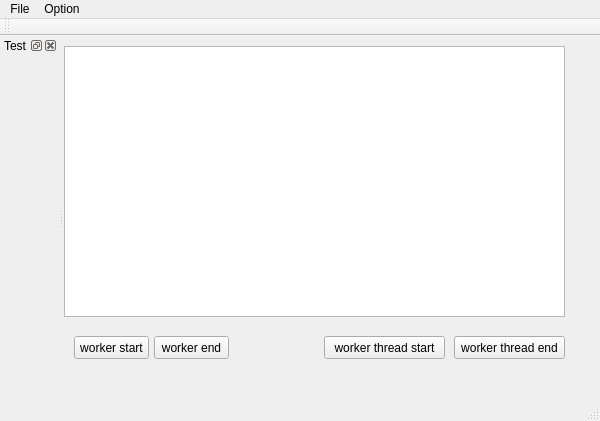
Before: the Qt Designer form FirstQT/firstqt.ui in kdw503/FirstQT, drawn with Qt 5.
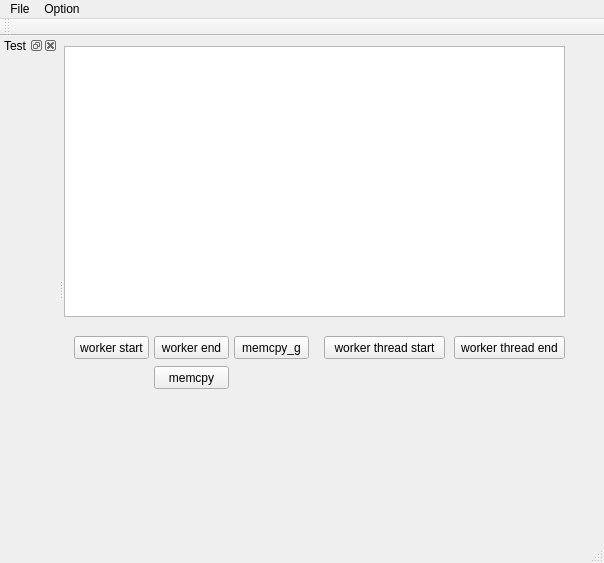
After: the same form once the commit is applied.

Commit message: memcpy_g test

Patch:
```diff
--- a/FirstQT/firstqt.ui
+++ b/FirstQT/firstqt.ui
@@ -6,8 +6,8 @@
    <rect>
     <x>0</x>
     <y>0</y>
-    <width>600</width>
-    <height>421</height>
+    <width>604</width>
+    <height>563</height>
    </rect>
   </property>
   <property name="windowTitle">
@@ -82,13 +82,39 @@
      <string>worker thread end</string>
     </property>
    </widget>
+   <widget class="QPushButton" name="memcpy_g_Button">
+    <property name="geometry">
+     <rect>
+      <x>170</x>
+      <y>300</y>
+      <width>75</width>
+      <height>23</height>
+     </rect>
+    </property>
+    <property name="text">
+     <string>memcpy_g</string>
+    </property>
+   </widget>
+   <widget class="QPushButton" name="memcpyButton">
+    <property name="geometry">
+     <rect>
+      <x>90</x>
+      <y>330</y>
+      <width>75</width>
+      <height>23</height>
+     </rect>
+    </property>
+    <property name="text">
+     <string>memcpy</string>
+    </property>
+   </widget>
   </widget>
   <widget class="QMenuBar" name="menuBar">
    <property name="geometry">
     <rect>
      <x>0</x>
      <y>0</y>
-     <width>600</width>
+     <width>604</width>
      <height>21</height>
     </rect>
    </property>
```
The commit also changes 9 other files.
